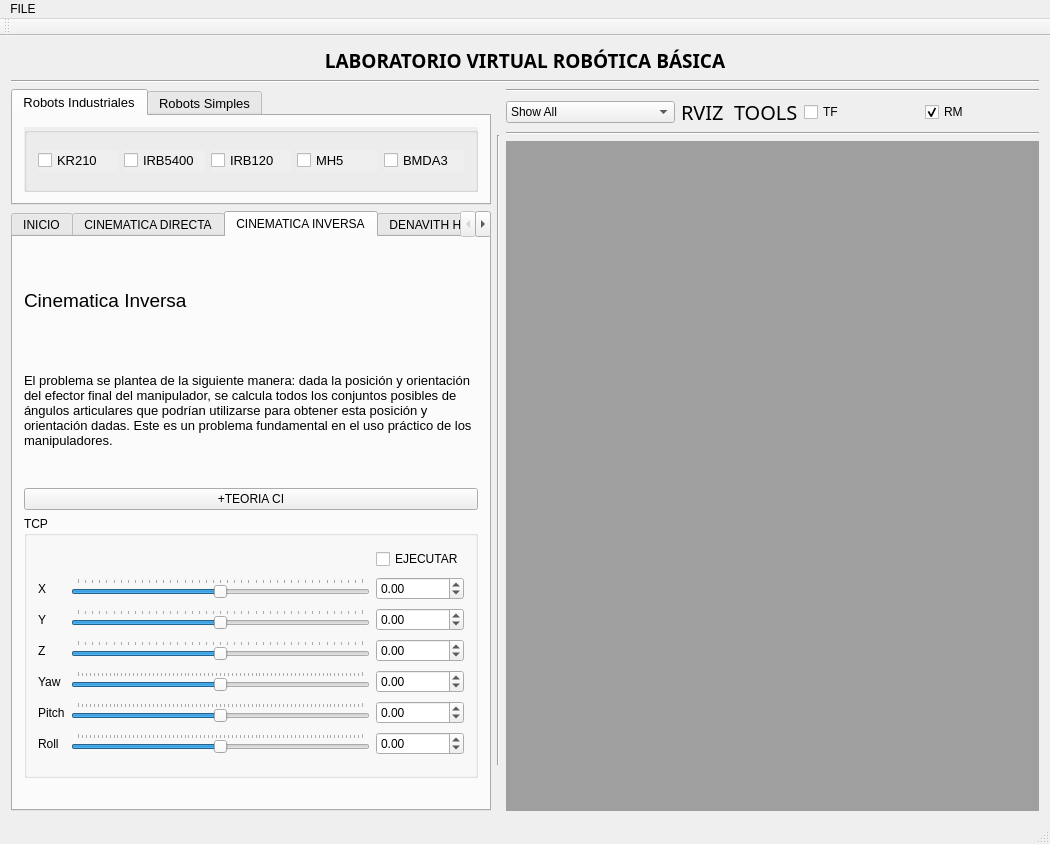
The window that ui/rosgui.ui (myalfred03/rvizglabre) describes before a commit, drawn with Qt 5.
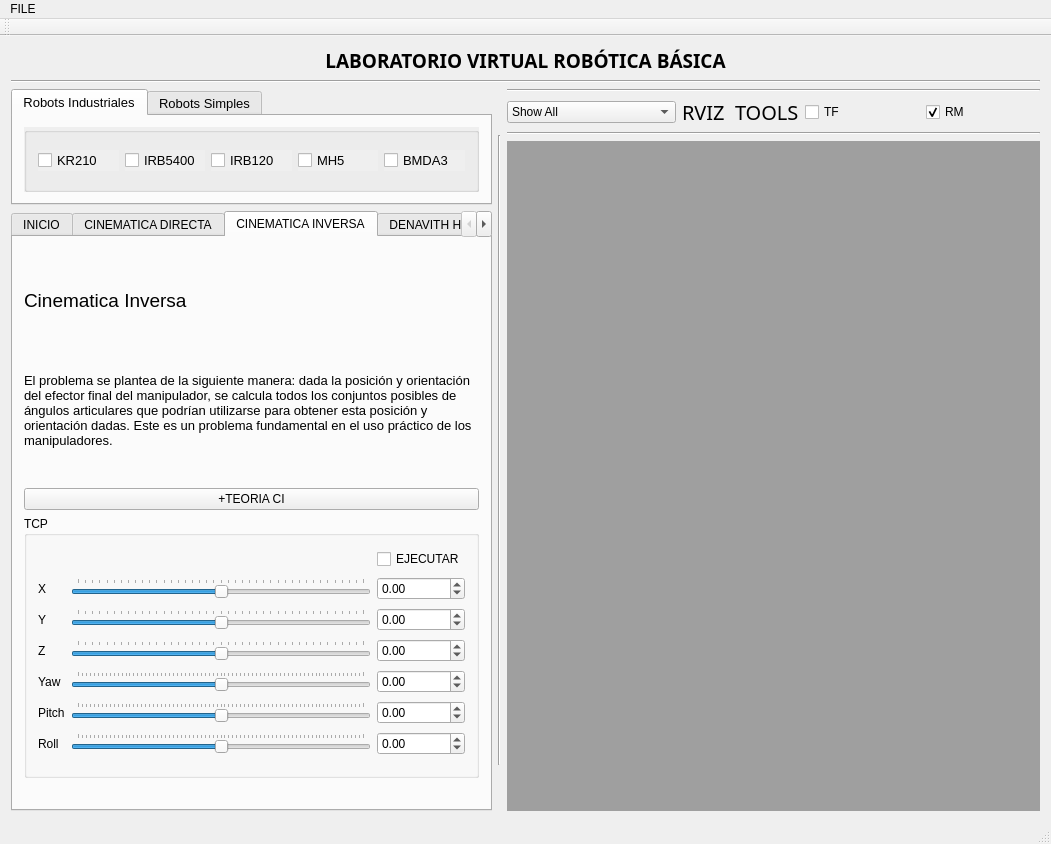
The same window after the commit. The open tabs and pages were chosen to show the change. Icons and pictures are not drawn.

The edit to the form file:
```diff
--- a/ui/rosgui.ui
+++ b/ui/rosgui.ui
@@ -6,7 +6,7 @@
    <rect>
     <x>0</x>
     <y>0</y>
-    <width>1050</width>
+    <width>1051</width>
     <height>844</height>
    </rect>
   </property>
@@ -1497,7 +1497,7 @@
     <rect>
      <x>0</x>
      <y>0</y>
-     <width>1050</width>
+     <width>1051</width>
      <height>19</height>
     </rect>
    </property>
```
Left out of the diff: 26 changed lines with no effect on the pictures.
